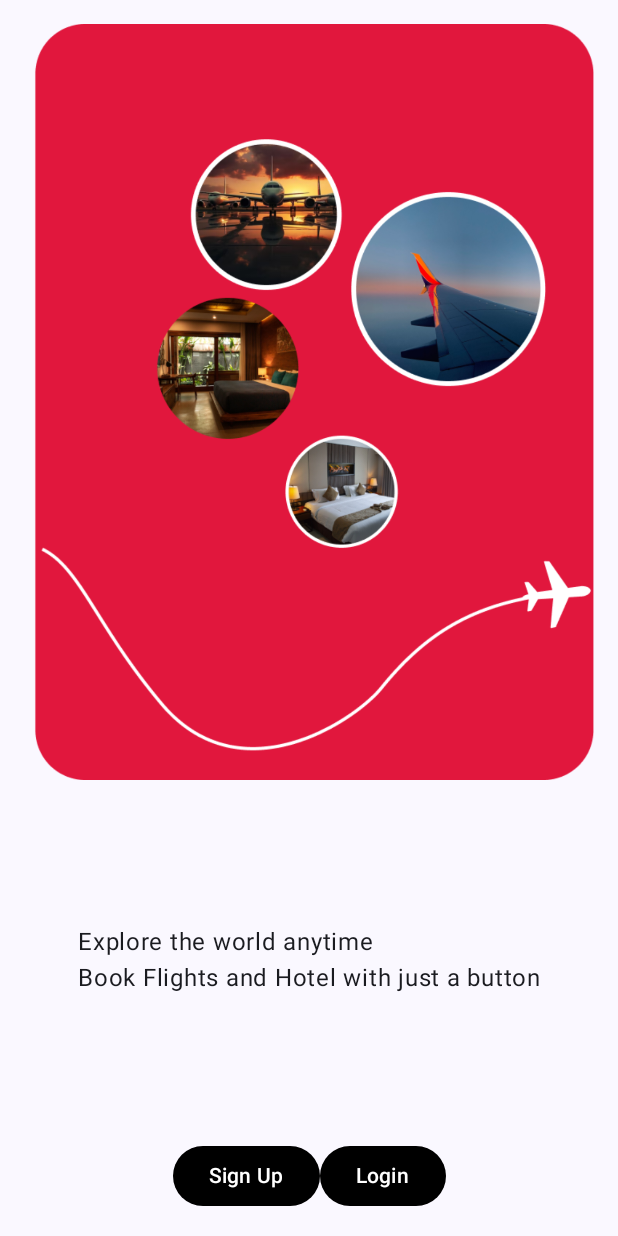
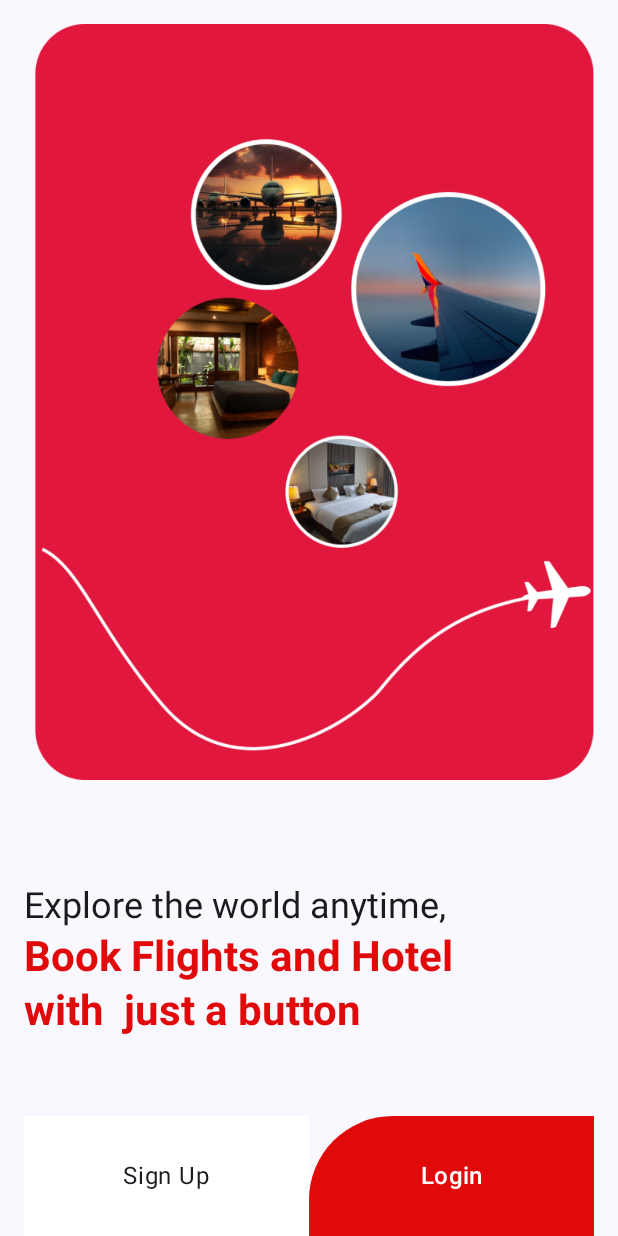
Before and after one commit to haywhy2019/Kotlin-FlightBooking, an Android app built with Jetpack Compose: the screen it shows after launch (MainActivity), on a phone screen of 412 x 824 dp. Run offline under Robolectric (Android 15) with nearby library versions, the light colour scheme and no system bars.

Commit message:
completed onboarding screen

```diff
--- a/app/src/main/java/com/example/flightbooking/screens/HomeScreen.kt
+++ b/app/src/main/java/com/example/flightbooking/screens/HomeScreen.kt
@@ -1,16 +1,21 @@
 package com.example.flightbooking.screens
 
+import android.annotation.SuppressLint
 import androidx.compose.foundation.Image
 import androidx.compose.foundation.background
 import androidx.compose.foundation.layout.Arrangement
+import androidx.compose.foundation.layout.Box
 import androidx.compose.foundation.layout.Column
 import androidx.compose.foundation.layout.Row
 import androidx.compose.foundation.layout.fillMaxWidth
+import androidx.compose.foundation.layout.height
 import androidx.compose.foundation.layout.padding
 import androidx.compose.foundation.layout.size
 import androidx.compose.foundation.shape.CircleShape
+import androidx.compose.foundation.shape.RoundedCornerShape
 import androidx.compose.material3.Button
 import androidx.compose.material3.Card
+import androidx.compose.material3.MaterialTheme
 import androidx.compose.material3.Scaffold
 import androidx.compose.material3.Text
 import androidx.compose.runtime.Composable
@@ -21,28 +26,53 @@ import androidx.compose.ui.graphics.Color
 import androidx.compose.ui.graphics.RectangleShape
 import androidx.compose.ui.layout.ContentScale
 import androidx.compose.ui.res.painterResource
+import androidx.compose.ui.text.font.FontWeight
+import androidx.compose.ui.text.style.TextAlign
 import androidx.compose.ui.unit.dp
 import androidx.navigation.NavController
 import com.example.flightbooking.R
 import com.example.flightbooking.components.CustomButton
+import com.example.flightbooking.ui.theme.PrimaryColor2
 
+@SuppressLint("ResourceAsColor")
 @Composable
 fun HomeScreen(navController: NavController){
     Column(verticalArrangement = Arrangement.SpaceBetween,
-        horizontalAlignment = Alignment.CenterHorizontally,
-        modifier = Modifier.padding(horizontal = 16.dp,vertical =16.dp)) {
+//        horizontalAlignment = Alignment.CenterHorizontally,
+        modifier = Modifier.padding(horizontal = 16.dp
+        )) {
         Image(painter = painterResource(id = R.drawable.on_board_img), contentDescription = "",
             contentScale = ContentScale.FillWidth,
-            modifier = Modifier.fillMaxWidth()
+            modifier = Modifier.fillMaxWidth().padding(vertical = 16.dp)
 
             )
-        Column {
-            Text(text = "Explore the world anytime")
-            Text(text = "Book Flights and Hotel with just a button")
+        Column(horizontalAlignment = Alignment.Start) {
+            Text(text = "Explore the world anytime,", style = MaterialTheme.typography.headlineSmall.copy())
+            Text(text = "Book Flights and Hotel\nwith  just a button",style = MaterialTheme.typography.headlineMedium.copy(
+                color = PrimaryColor2,
+                fontWeight = FontWeight.Bold
+            ))
         }
        Row {
-          CustomButton(onClick = { /*TODO*/ }, text = "Sign Up")
-           CustomButton(onClick = { /*TODO*/ }, text = "Login")
+           Box(modifier=Modifier.height(80.dp) .background(Color.White)
+               .fillMaxWidth(0.5F),contentAlignment = Alignment.Center) {
+               Text(text="Sign Up",modifier= Modifier
+
+               )
+           }
+Box(modifier= Modifier
+    .fillMaxWidth(1F)
+    .background(PrimaryColor2, shape = RoundedCornerShape(topStartPercent = 70)).height(80.dp)
+    ,
+    contentAlignment = Alignment.Center
+    ){
+    Text(text = "Login"
+        , textAlign = TextAlign.Center, style=MaterialTheme.typography.titleMedium.copy(
+            color = Color.White
+        ))
+}
+
+
        }
     }
 
--- a/app/src/main/java/com/example/flightbooking/ui/theme/Color.kt
+++ b/app/src/main/java/com/example/flightbooking/ui/theme/Color.kt
@@ -9,3 +9,5 @@ val Pink80 = Color(0xFFEFB8C8)
 val Purple40 = Color(0xFF6650a4)
 val PurpleGrey40 = Color(0xFF625b71)
 val Pink40 = Color(0xFF7D5260)
+val PrimaryColor = Color(0xFFE1173D)
+val PrimaryColor2 = Color(0xFFE10A0A)
--- a/app/src/main/res/values/colors.xml
+++ b/app/src/main/res/values/colors.xml
@@ -7,5 +7,7 @@
     <color name="teal_700">#FF018786</color>
     <color name="black">#FF000000</color>
     <color name="white">#FFFFFFFF</color>
-    <color name="primary_color">#E1173D</color>
+
+
+
 </resources>
```
